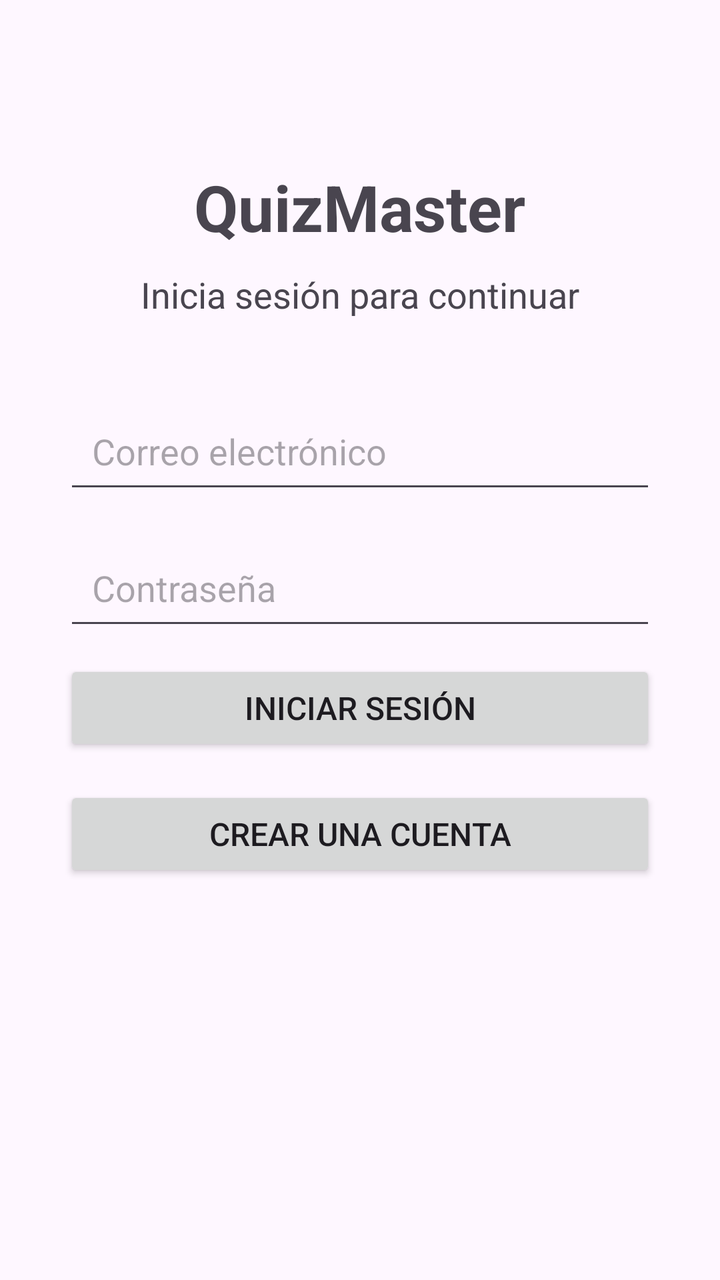
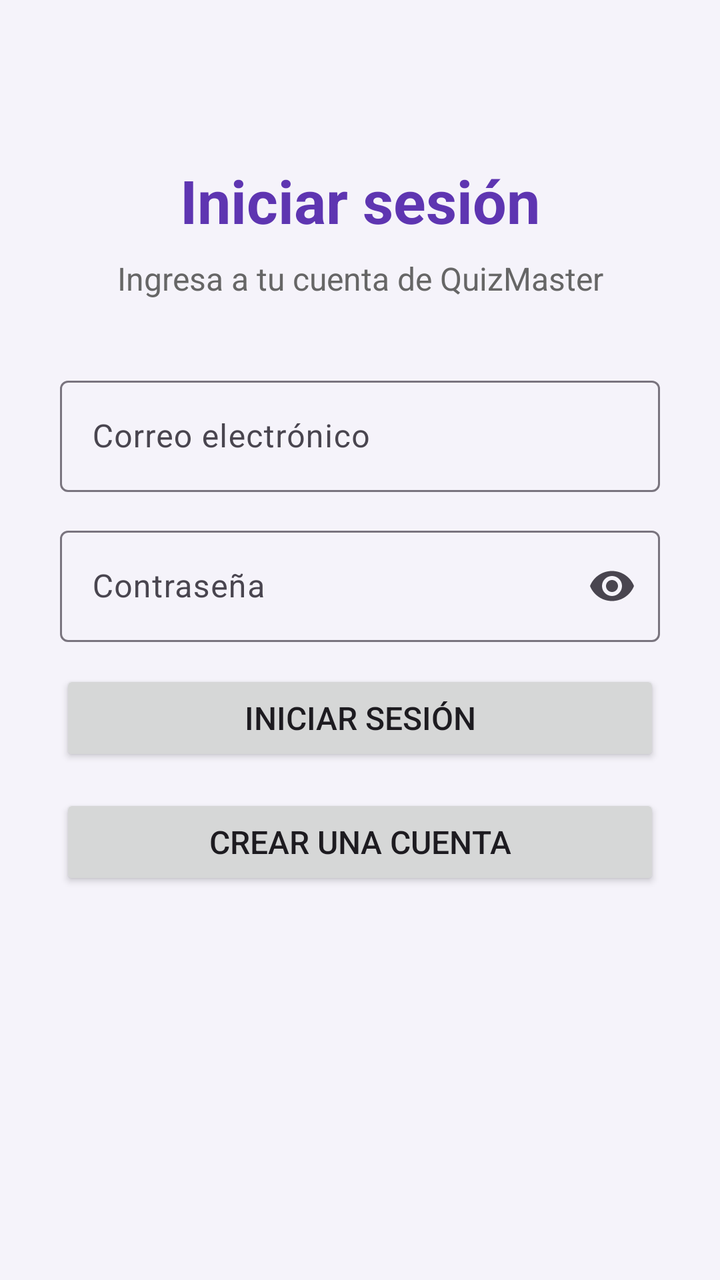

Compare the two renders of this Android layout. The source of the first and the diff that turns it into the second are given below.
<!-- AndroidManifest.xml: application theme Theme.QuizMaster -->
<!-- res/layout/activity_login.xml -->
<?xml version="1.0" encoding="utf-8"?>
<ScrollView xmlns:android="http://schemas.android.com/apk/res/android"
    android:layout_width="match_parent"
    android:layout_height="match_parent">

    <LinearLayout
        android:layout_width="match_parent"
        android:layout_height="wrap_content"
        android:orientation="vertical"
        android:padding="32dp"
        android:gravity="center_horizontal">

        <TextView
            android:id="@+id/tituloLogin"
            android:layout_width="wrap_content"
            android:layout_height="wrap_content"
            android:text="QuizMaster"
            android:textSize="32sp"
            android:textStyle="bold"
            android:layout_marginTop="50dp"
            android:layout_marginBottom="10dp" />

        <TextView
            android:id="@+id/subtituloLogin"
            android:layout_width="wrap_content"
            android:layout_height="wrap_content"
            android:text="Inicia sesión para continuar"
            android:textSize="18sp"
            android:layout_marginBottom="40dp" />

        <EditText
            android:id="@+id/campoCorreo"
            android:layout_width="match_parent"
            android:layout_height="wrap_content"
            android:hint="Correo electrónico"
            android:inputType="textEmailAddress"
            android:autofillHints="emailAddress"
            android:padding="14dp"
            android:layout_marginBottom="16dp" />

        <EditText
            android:id="@+id/campoContrasena"
            android:layout_width="match_parent"
            android:layout_height="wrap_content"
            android:hint="Contraseña"
            android:inputType="textPassword"
            android:autofillHints="password"
            android:padding="14dp"
            android:layout_marginBottom="10dp" />

        <TextView
            android:id="@+id/textoErrorLogin"
            android:layout_width="match_parent"
            android:layout_height="wrap_content"
            android:text=""
            android:textSize="14sp"
            android:visibility="gone"
            android:layout_marginBottom="15dp" />

        <Button
            android:id="@+id/botonIniciarSesion"
            android:layout_width="match_parent"
            android:layout_height="wrap_content"
            android:text="Iniciar sesión"
            android:textSize="16sp"
            android:layout_marginBottom="15dp" />

        <Button
            android:id="@+id/botonIrRegistro"
            android:layout_width="match_parent"
            android:layout_height="wrap_content"
            android:text="Crear una cuenta"
            android:textSize="16sp" />

        <ProgressBar
            android:id="@+id/progresoLogin"
            android:layout_width="wrap_content"
            android:layout_height="wrap_content"
            android:visibility="gone"
            android:layout_marginTop="20dp" />

    </LinearLayout>

</ScrollView>
<!-- resources referenced by this layout -->
<resources>
  <style name="Theme.QuizMaster" parent="Base.Theme.QuizMaster" />
  <style name="Base.Theme.QuizMaster" parent="Theme.Material3.DayNight.NoActionBar">
          
          
      </style>
</resources>

<!-- the commit's change to res/layout/activity_login.xml (unified diff, before → after) -->
@@ -1,52 +1,67 @@
 <?xml version="1.0" encoding="utf-8"?>
-<ScrollView xmlns:android="http://schemas.android.com/apk/res/android"
+<ScrollView
+    xmlns:android="http://schemas.android.com/apk/res/android"
+    xmlns:app="http://schemas.android.com/apk/res-auto"
     android:layout_width="match_parent"
-    android:layout_height="match_parent">
+    android:layout_height="match_parent"
+    android:background="#F5F3FA">
 
     <LinearLayout
         android:layout_width="match_parent"
         android:layout_height="wrap_content"
         android:orientation="vertical"
-        android:padding="32dp"
-        android:gravity="center_horizontal">
+        android:padding="30dp">
 
         <TextView
-            android:id="@+id/tituloLogin"
-            android:layout_width="wrap_content"
+            android:layout_width="match_parent"
             android:layout_height="wrap_content"
-            android:text="QuizMaster"
-            android:textSize="32sp"
+            android:text="Iniciar sesión"
+            android:textSize="30sp"
             android:textStyle="bold"
+            android:textColor="#5E35B1"
+            android:gravity="center"
             android:layout_marginTop="50dp"
-            android:layout_marginBottom="10dp" />
+            android:layout_marginBottom="8dp" />
 
         <TextView
-            android:id="@+id/subtituloLogin"
-            android:layout_width="wrap_content"
+            android:layout_width="match_parent"
             android:layout_height="wrap_content"
-            android:text="Inicia sesión para continuar"
-            android:textSize="18sp"
-            android:layout_marginBottom="40dp" />
+            android:text="Ingresa a tu cuenta de QuizMaster"
+            android:textSize="16sp"
+            android:textColor="#666666"
+            android:gravity="center"
+            android:layout_marginBottom="35dp" />
 
-        <EditText
-            android:id="@+id/campoCorreo"
+        <com.google.android.material.textfield.TextInputLayout
             android:layout_width="match_parent"
             android:layout_height="wrap_content"
             android:hint="Correo electrónico"
-            android:inputType="textEmailAddress"
-            android:autofillHints="emailAddress"
-            android:padding="14dp"
-            android:layout_marginBottom="16dp" />
+            android:layout_marginBottom="14dp">
 
-        <EditText
-            android:id="@+id/campoContrasena"
+            <com.google.android.material.textfield.TextInputEditText
+                android:id="@+id/campoCorreo"
+                android:layout_width="match_parent"
+                android:layout_height="wrap_content"
+                android:inputType="textEmailAddress"
+                android:autofillHints="emailAddress" />
+
+        </com.google.android.material.textfield.TextInputLayout>
+
+        <com.google.android.material.textfield.TextInputLayout
             android:layout_width="match_parent"
             android:layout_height="wrap_content"
             android:hint="Contraseña"
-            android:inputType="textPassword"
-            android:autofillHints="password"
-            android:padding="14dp"
-            android:layout_marginBottom="10dp" />
+            android:layout_marginBottom="14dp"
+            app:endIconMode="password_toggle">
+
+            <com.google.android.material.textfield.TextInputEditText
+                android:id="@+id/campoContrasena"
+                android:layout_width="match_parent"
+                android:layout_height="wrap_content"
+                android:inputType="textPassword"
+                android:autofillHints="password" />
+
+        </com.google.android.material.textfield.TextInputLayout>
 
         <TextView
             android:id="@+id/textoErrorLogin"
@@ -54,8 +69,9 @@
             android:layout_height="wrap_content"
             android:text=""
             android:textSize="14sp"
+            android:textColor="#B00020"
             android:visibility="gone"
-            android:layout_marginBottom="15dp" />
+            android:layout_marginBottom="14dp" />
 
         <Button
             android:id="@+id/botonIniciarSesion"
@@ -63,21 +79,22 @@
             android:layout_height="wrap_content"
             android:text="Iniciar sesión"
             android:textSize="16sp"
-            android:layout_marginBottom="15dp" />
+            android:layout_marginBottom="14dp" />
 
         <Button
             android:id="@+id/botonIrRegistro"
             android:layout_width="match_parent"
             android:layout_height="wrap_content"
             android:text="Crear una cuenta"
-            android:textSize="16sp" />
+            android:textSize="16sp"
+            android:layout_marginBottom="18dp" />
 
         <ProgressBar
             android:id="@+id/progresoLogin"
             android:layout_width="wrap_content"
             android:layout_height="wrap_content"
-            android:visibility="gone"
-            android:layout_marginTop="20dp" />
+            android:layout_gravity="center_horizontal"
+            android:visibility="gone" />
 
     </LinearLayout>
 
